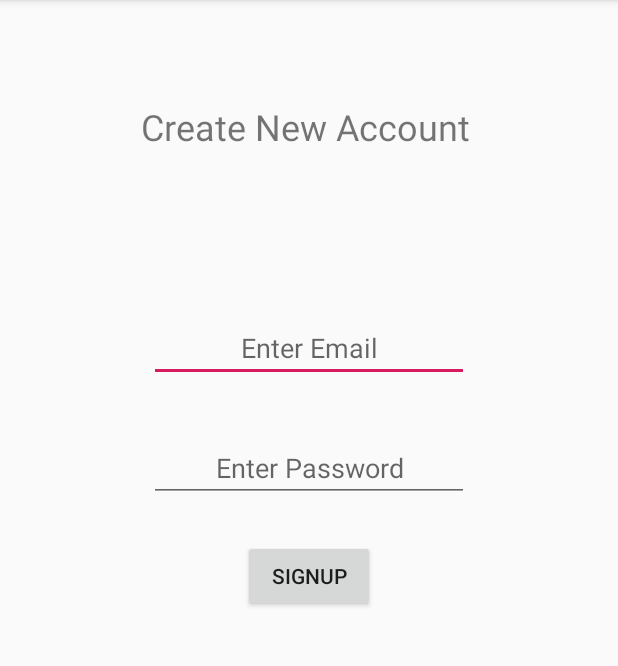
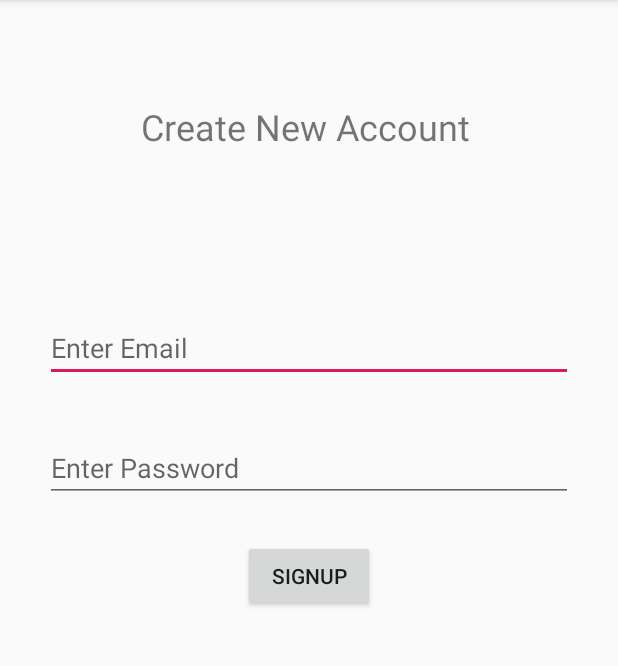
Before and after one commit to atharvakale31/AnimalCare, an Android app: the Signup screen opened directly, with no data from a screen before it, on a phone screen of 412 x 824 dp, the part 84-750 px from its top. Run offline under Robolectric (Android 15) with nearby library versions, the phone set to English and light mode, and no system bars; our stand-ins replace Firebase (no records; nobody signed in at launch, a user with empty details on screens opened directly).

Commit message:
Added email Authentication and login functionality

```diff
--- a/app/src/main/AndroidManifest.xml
+++ b/app/src/main/AndroidManifest.xml
@@ -2,6 +2,8 @@
 <manifest xmlns:android="http://schemas.android.com/apk/res/android"
     xmlns:tools="http://schemas.android.com/tools"
     package="com.example.animalcare">
+
+    <uses-permission android:name="android.permission.INTERNET"/>
 
     <application
         android:allowBackup="true"
--- a/app/src/main/res/layout/activity_signup.xml
+++ b/app/src/main/res/layout/activity_signup.xml
@@ -2,7 +2,6 @@
 <androidx.constraintlayout.widget.ConstraintLayout xmlns:android="http://schemas.android.com/apk/res/android"
     xmlns:app="http://schemas.android.com/apk/res-auto"
     xmlns:tools="http://schemas.android.com/tools"
-    android:id="@+id/signupbtn"
     android:layout_width="match_parent"
     android:layout_height="wrap_content"
     tools:context=".Signup">
@@ -23,30 +22,33 @@
 
     <EditText
         android:id="@+id/emailText"
-        android:layout_width="wrap_content"
+        android:layout_width="match_parent"
         android:layout_height="wrap_content"
+        android:layout_marginStart="30dp"
         android:layout_marginTop="75dp"
+        android:layout_marginEnd="30dp"
         android:layout_marginBottom="16dp"
         android:ems="10"
         android:hint="Enter Email"
-        android:inputType="textPersonName"
+        android:inputType="textEmailAddress"
         android:text=""
-        android:textAlignment="center"
-        app:layout_constraintBottom_toTopOf="@+id/password"
+        app:layout_constraintBottom_toTopOf="@+id/LoginPassword"
         app:layout_constraintEnd_toEndOf="parent"
         app:layout_constraintStart_toStartOf="parent"
         app:layout_constraintTop_toBottomOf="@+id/Create" />
 
     <EditText
-        android:id="@+id/password"
-        android:layout_width="wrap_content"
+        android:id="@+id/LoginPassword"
+        android:layout_width="match_parent"
         android:layout_height="wrap_content"
+        android:layout_marginStart="30dp"
         android:layout_marginTop="8dp"
+        android:layout_marginEnd="30dp"
         android:layout_marginBottom="422dp"
         android:ems="10"
         android:hint="Enter Password"
-        android:textAlignment="center"
         android:inputType="textPassword"
+        android:textAlignment="textStart"
         app:layout_constraintBottom_toBottomOf="parent"
         app:layout_constraintEnd_toEndOf="parent"
         app:layout_constraintStart_toStartOf="parent"
```
Also changed, not shown: app/src/main/java/com/example/animalcare/MainActivity.java (+80 -2 lines), app/src/main/java/com/example/animalcare/Signup.java (+52 -13 lines), app/src/main/res/layout/activity_home.xml (+16 -0 lines), app/src/main/res/layout/activity_main.xml (+11 -10 lines), 2 other files.
